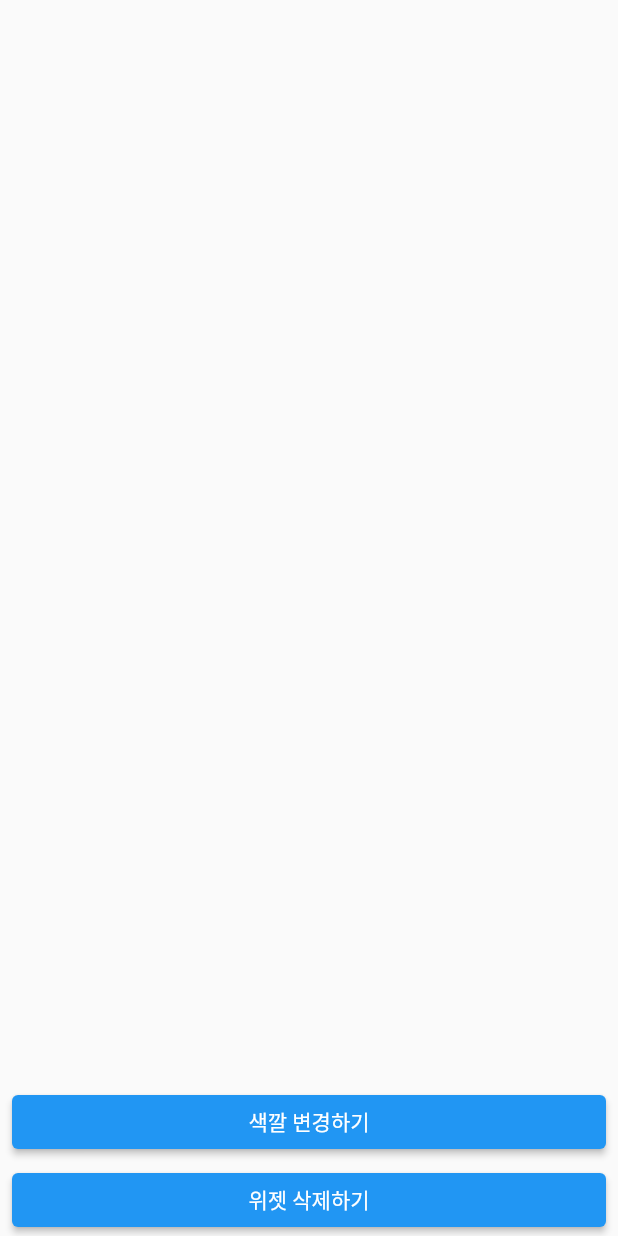
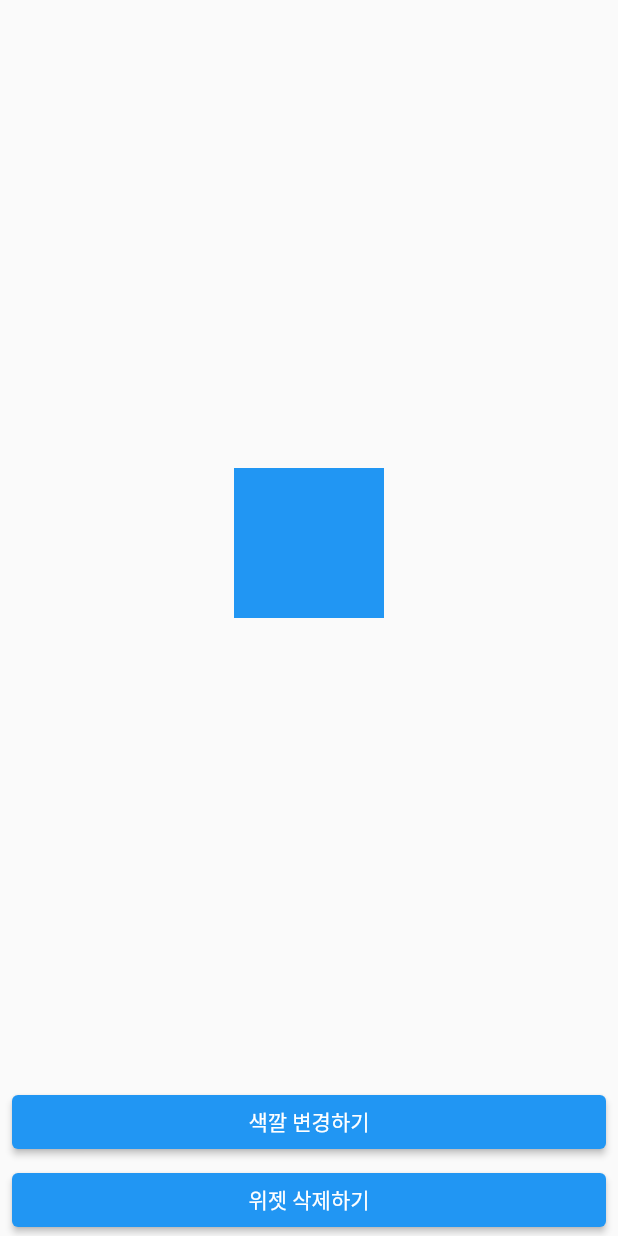
Before and after one commit to codefactory-co/flutter-v1-theory-statefulwidget, a Flutter app: the screen it shows after launch, after a tap on "위젯 생성하기", on a phone screen of 412 x 824 dp. Run offline on Flutter 3.47's test engine with Material 2 defaults, Android fonts, the phone set to English and light mode, and no system bars.

Commit message:
init point

```diff
--- a/lib/screen/home_screen.dart
+++ b/lib/screen/home_screen.dart
@@ -10,6 +10,10 @@ class HomeScreen extends StatelessWidget {
 
   @override
   Widget build(BuildContext context) {
-    return Container();
+    return Container(
+      width: 100.0,
+      height: 100.0,
+      color: color,
+    );
   }
 }
```
